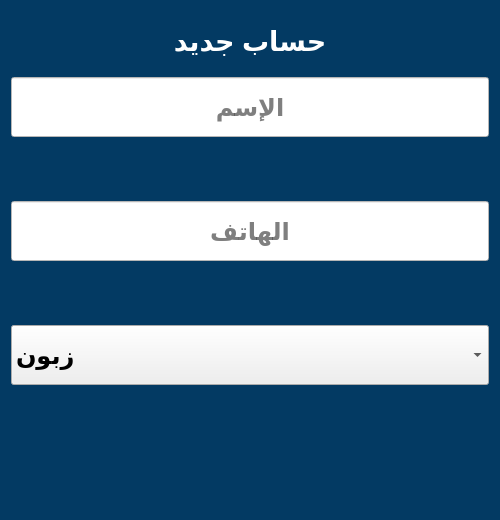
salahkhiat/ModeerPOS, file uis/qt_uis/used/account.ui: the form before one commit.
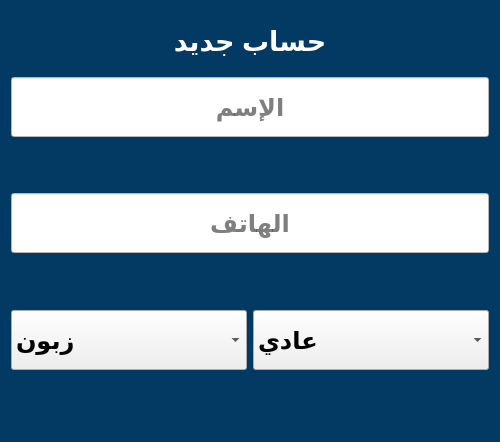
The form after the commit. Icons and pictures are not drawn.

Commit message: WIP: I added the customer_type combo_box in the account form

Diff of the .ui file:
```diff
--- a/uis/qt_uis/used/account.ui
+++ b/uis/qt_uis/used/account.ui
@@ -7,13 +7,13 @@
     <x>0</x>
     <y>0</y>
     <width>500</width>
-    <height>520</height>
+    <height>442</height>
    </rect>
   </property>
   <property name="minimumSize">
    <size>
     <width>500</width>
-    <height>520</height>
+    <height>400</height>
    </size>
   </property>
   <property name="maximumSize">
@@ -28,9 +28,7 @@
   <property name="styleSheet">
    <string notr="true">background-color:#033a63;</string>
   </property>
-  <layout class="QGridLayout" name="gridLayout">
-   <item row="0" column="0">
-    <layout class="QVBoxLayout" name="verticalLayout_2">
+  <layout class="QVBoxLayout" name="verticalLayout_3">
      <item>
       <widget class="QLabel" name="title">
        <property name="minimumSize">
@@ -62,10 +60,8 @@
        </property>
       </widget>
      </item>
-    </layout>
-   </item>
-   <item row="1" column="0">
-    <layout class="QVBoxLayout" name="verticalLayout">
+   <item>
+    <layout class="QVBoxLayout" name="verticalLayout_2">
      <item>
       <widget class="QLineEdit" name="name">
        <property name="minimumSize">
@@ -119,6 +115,10 @@
        </property>
       </widget>
      </item>
+    </layout>
+   </item>
+   <item>
+    <layout class="QVBoxLayout" name="verticalLayout">
      <item>
       <widget class="QLineEdit" name="tel">
        <property name="minimumSize">
@@ -172,6 +172,16 @@
        </property>
       </widget>
      </item>
+    </layout>
+   </item>
+   <item>
+    <layout class="QHBoxLayout" name="horizontalLayout_2">
+     <property name="topMargin">
+      <number>0</number>
+     </property>
+     <property name="bottomMargin">
+      <number>15</number>
+     </property>
      <item>
       <widget class="QComboBox" name="account_type">
        <property name="minimumSize">
@@ -207,40 +217,50 @@
       </widget>
      </item>
      <item>
-      <widget class="QLabel" name="account_type_err">
+      <widget class="QComboBox" name="customer_type">
        <property name="minimumSize">
         <size>
          <width>0</width>
-         <height>50</height>
+         <height>60</height>
         </size>
        </property>
        <property name="font">
         <font>
-         <pointsize>14</pointsize>
+         <pointsize>18</pointsize>
          <bold>true</bold>
         </font>
        </property>
        <property name="styleSheet">
-        <string notr="true">color:white</string>
+        <string notr="true">background-color:none</string>
        </property>
+       <item>
        <property name="text">
-        <string/>
-       </property>
-       <property name="alignment">
-        <set>Qt::AlignCenter</set>
-       </property>
+         <string>عادي</string>
+        </property>
+       </item>
+       <item>
+        <property name="text">
+         <string>مميز</string>
+        </property>
+       </item>
       </widget>
      </item>
     </layout>
    </item>
-   <item row="2" column="0">
+   <item>
     <layout class="QHBoxLayout" name="horizontalLayout">
      <item>
       <widget class="QPushButton" name="save_btn">
        <property name="minimumSize">
         <size>
          <width>0</width>
-         <height>60</height>
+         <height>40</height>
+        </size>
+       </property>
+       <property name="maximumSize">
+        <size>
+         <width>16777215</width>
+         <height>40</height>
         </size>
        </property>
        <property name="cursor">
@@ -261,8 +281,8 @@
        </property>
        <property name="iconSize">
         <size>
-         <width>50</width>
-         <height>50</height>
+         <width>35</width>
+         <height>35</height>
         </size>
        </property>
        <property name="flat">
@@ -275,7 +295,13 @@
        <property name="minimumSize">
         <size>
          <width>0</width>
-         <height>60</height>
+         <height>40</height>
+        </size>
+       </property>
+       <property name="maximumSize">
+        <size>
+         <width>16777215</width>
+         <height>40</height>
         </size>
        </property>
        <property name="cursor">
@@ -296,8 +322,8 @@
        </property>
        <property name="iconSize">
         <size>
-         <width>50</width>
-         <height>50</height>
+         <width>35</width>
+         <height>35</height>
         </size>
        </property>
        <property name="flat">
```
Left out of the diff: 6 changed lines with no effect on the pictures. Lines whose indentation alone changed are shown as unchanged. The commit also changes 9 other files.
